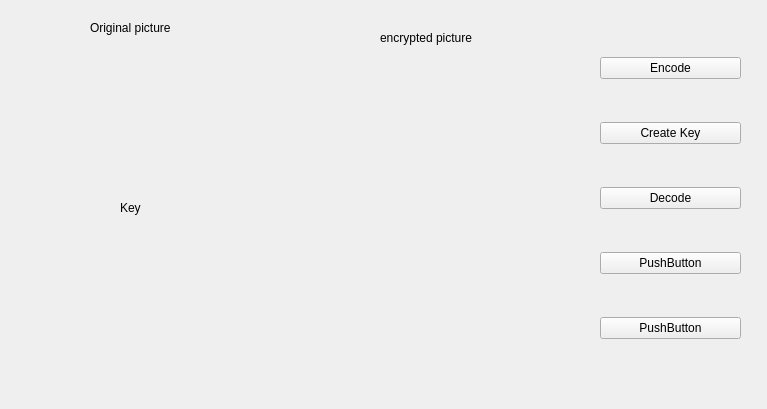
This is Milestone1_Grafisches_UI/Milestone1_Grafisches_UI/cryptographytab.ui in janlycka/propra_goethe_uni_2019_20 as Qt 5 draws it before an edit. The edited form follows.
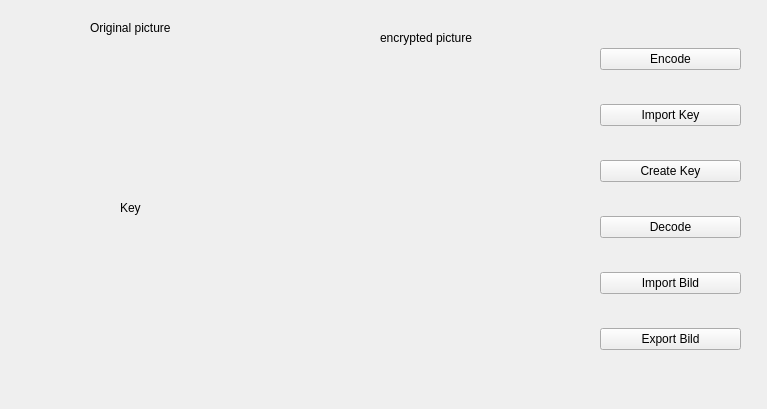
This is the edited form.

Diff of the .ui file:
```diff
--- a/Milestone1_Grafisches_UI/Milestone1_Grafisches_UI/cryptographytab.ui
+++ b/Milestone1_Grafisches_UI/Milestone1_Grafisches_UI/cryptographytab.ui
@@ -30,6 +30,13 @@
       </property>
      </widget>
     </item>
+    <item>
+     <widget class="QPushButton" name="pushButton_3">
+      <property name="text">
+       <string>Import Key</string>
+      </property>
+     </widget>
+    </item>
     <item>
      <widget class="QPushButton" name="createKeyButton">
       <property name="text">
@@ -47,14 +54,14 @@
     <item>
      <widget class="QPushButton" name="pushButton_2">
       <property name="text">
-       <string>PushButton</string>
+       <string>Import Bild</string>
       </property>
      </widget>
     </item>
     <item>
      <widget class="QPushButton" name="pushButton">
       <property name="text">
-       <string>PushButton</string>
+       <string>Export Bild</string>
       </property>
      </widget>
     </item>
```
